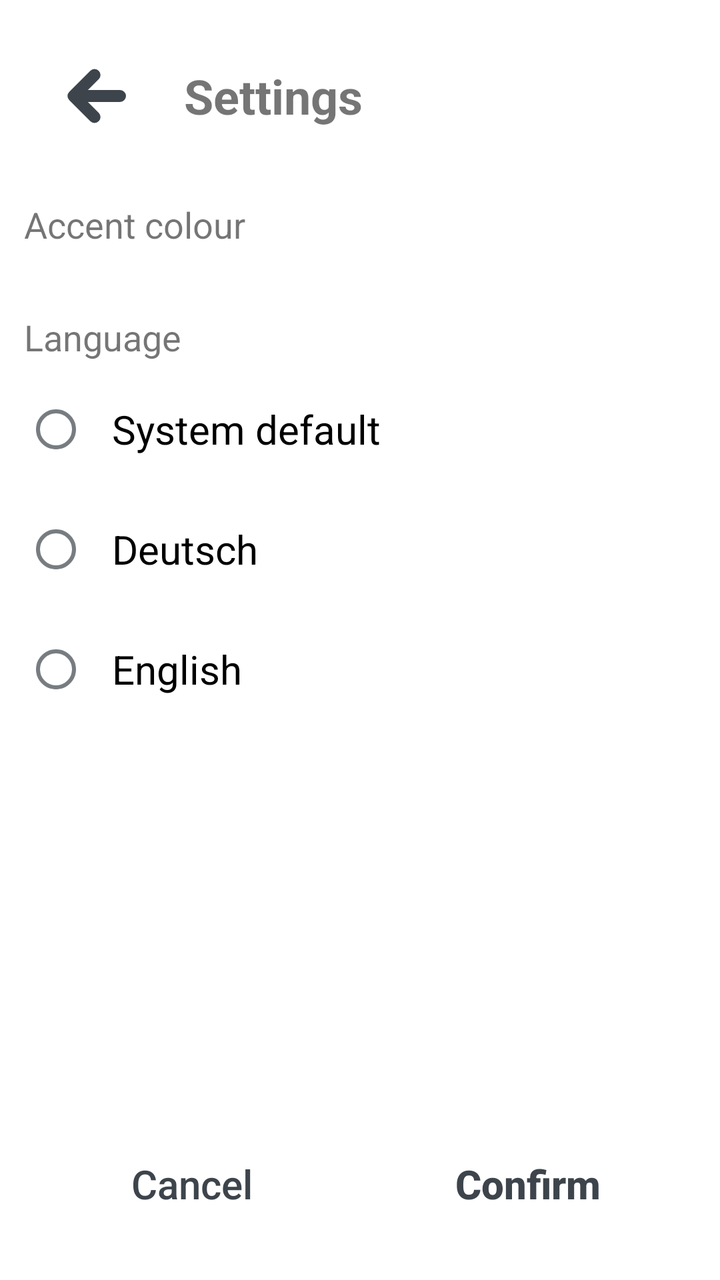
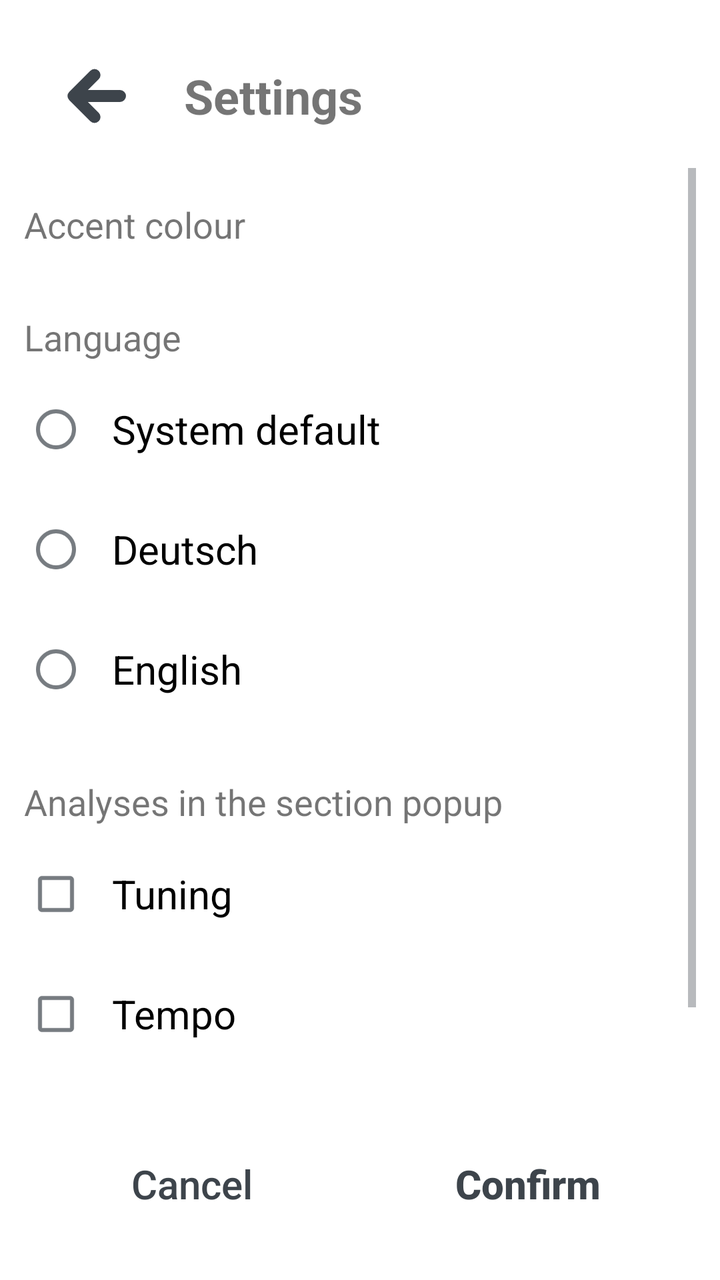

Before-and-after screenshots of an Android layout around one commit, followed by the original layout XML and the change that was made.
<!-- AndroidManifest.xml: application theme Theme.App -->
<!-- res/layout/activity_settings.xml -->
<?xml version="1.0" encoding="utf-8"?>
<LinearLayout xmlns:android="http://schemas.android.com/apk/res/android"
    android:layout_width="match_parent"
    android:layout_height="match_parent"
    android:fitsSystemWindows="true"
    android:orientation="vertical"
    android:padding="12dp">

    <LinearLayout
        android:layout_width="match_parent"
        android:layout_height="@dimen/top_height"
        android:gravity="center_vertical"
        android:orientation="horizontal">

        <ImageButton
            android:id="@+id/btnBack"
            style="@style/IconButton"
            android:layout_width="72dp"
            android:layout_height="match_parent"
            android:contentDescription="@string/cd_back"
            android:padding="18dp"
            android:src="@drawable/ic_back" />

        <TextView
            android:layout_width="0dp"
            android:layout_height="wrap_content"
            android:layout_weight="1"
            android:paddingStart="8dp"
            android:text="@string/settings"
            android:textSize="24sp"
            android:textStyle="bold" />
    </LinearLayout>

    <ScrollView
        android:layout_width="match_parent"
        android:layout_height="0dp"
        android:layout_weight="1">

        <LinearLayout
            android:layout_width="match_parent"
            android:layout_height="wrap_content"
            android:orientation="vertical">

            <TextView
                android:layout_width="match_parent"
                android:layout_height="wrap_content"
                android:layout_marginTop="16dp"
                android:layout_marginBottom="8dp"
                android:text="@string/accent_color"
                android:textSize="18sp" />

            <GridLayout
                android:id="@+id/swatches"
                android:layout_width="match_parent"
                android:layout_height="wrap_content"
                android:columnCount="4" />

            <TextView
                android:layout_width="match_parent"
                android:layout_height="wrap_content"
                android:layout_marginTop="24dp"
                android:layout_marginBottom="4dp"
                android:text="@string/language"
                android:textSize="18sp" />

            <RadioGroup
                android:id="@+id/languageGroup"
                android:layout_width="match_parent"
                android:layout_height="wrap_content"
                android:orientation="vertical">

                <RadioButton
                    android:id="@+id/langSystem"
                    style="@style/LanguageOption"
                    android:text="@string/language_system" />

                <RadioButton
                    android:id="@+id/langDe"
                    style="@style/LanguageOption"
                    android:text="@string/language_de" />

                <RadioButton
                    android:id="@+id/langEn"
                    style="@style/LanguageOption"
                    android:text="@string/language_en" />
            </RadioGroup>
        </LinearLayout>
    </ScrollView>

    
    <LinearLayout
        android:layout_width="match_parent"
        android:layout_height="@dimen/top_height"
        android:layout_marginTop="8dp"
        android:orientation="horizontal">

        <Button
            android:id="@+id/btnCancel"
            style="@style/DialogButton"
            android:text="@string/cancel" />

        <Button
            android:id="@+id/btnConfirm"
            style="@style/DialogButton"
            android:text="@string/confirm"
            android:textStyle="bold" />
    </LinearLayout>
</LinearLayout>
<!-- resources referenced by this layout -->
<resources>
  <dimen name="top_height">72dp</dimen>
  <!-- drawable ic_back (drawable) -->
  <?xml version="1.0" encoding="utf-8"?>
  <vector xmlns:android="http://schemas.android.com/apk/res/android"
      android:width="24dp"
      android:height="24dp"
      android:viewportWidth="24"
      android:viewportHeight="24">
      <path android:strokeColor="#FF000000" android:strokeLineCap="round" android:strokeLineJoin="round" android:strokeWidth="4" android:pathData="M20,12H5 M11.5,5L4.5,12L11.5,19" />
  </vector>
  <string name="accent_color">Accent colour</string>
  <string name="cancel">Cancel</string>
  <string name="cd_back">Back</string>
  <string name="confirm">Confirm</string>
  <string name="language">Language</string>
  <string name="language_de" translatable="false">Deutsch</string>
  <string name="language_en" translatable="false">English</string>
  <string name="language_system">System default</string>
  <string name="settings">Settings</string>
  <style name="DialogButton" parent="Widget.AppCompat.Button.Borderless">
          <item name="android:layout_width">0dp</item>
          <item name="android:layout_height">match_parent</item>
          <item name="android:layout_weight">1</item>
          <item name="android:textSize">20sp</item>
          <item name="android:textAllCaps">false</item>
          <item name="android:textColor">?android:attr/textColorPrimary</item>
      </style>
  <style name="IconButton" parent="Widget.AppCompat.ImageButton">
          <item name="android:background">?android:attr/selectableItemBackgroundBorderless</item>
          <item name="android:scaleType">fitCenter</item>
          <item name="android:padding">5dp</item>
          <item name="android:tint">?android:attr/textColorPrimary</item>
      </style>
  <style name="LanguageOption" parent="Widget.AppCompat.CompoundButton.RadioButton">
          <item name="android:layout_width">match_parent</item>
          <item name="android:layout_height">wrap_content</item>
          <item name="android:minHeight">60dp</item>
          <item name="android:paddingStart">12dp</item>
          <item name="android:textSize">20sp</item>
      </style>
  <style name="Theme.App" parent="Theme.AppCompat.DayNight.NoActionBar">
          <item name="android:windowBackground">@color/surface</item>
          <item name="android:statusBarColor">@color/surface</item>
          <item name="android:windowLightStatusBar">true</item>
          
          <item name="android:textColorPrimary">@color/text_primary</item>
          <item name="android:textColorSecondary">@color/text_secondary</item>
      </style>
  <color name="surface">#FFFFFF</color>
</resources>

<!-- the commit's change to res/layout/activity_settings.xml (unified diff, before → after) -->
@@ -84,6 +84,29 @@
                     style="@style/LanguageOption"
                     android:text="@string/language_en" />
             </RadioGroup>
+
+            <TextView
+                android:layout_width="match_parent"
+                android:layout_height="wrap_content"
+                android:layout_marginTop="24dp"
+                android:layout_marginBottom="4dp"
+                android:text="@string/analyses"
+                android:textSize="18sp" />
+
+            <CheckBox
+                android:id="@+id/analysisTuning"
+                style="@style/AnalysisOption"
+                android:text="@string/an_tuning" />
+
+            <CheckBox
+                android:id="@+id/analysisTempo"
+                style="@style/AnalysisOption"
+                android:text="@string/an_tempo" />
+
+            <CheckBox
+                android:id="@+id/analysisKey"
+                style="@style/AnalysisOption"
+                android:text="@string/an_key" />
         </LinearLayout>
     </ScrollView>
 
<!-- resource entries referenced after the edit -->
@@ -11,6 +11,10 @@
       <path android:strokeColor="#FF000000" android:strokeLineCap="round" android:strokeLineJoin="round" android:strokeWidth="4" android:pathData="M20,12H5 M11.5,5L4.5,12L11.5,19" />
   </vector>
   <string name="accent_color">Accent colour</string>
+  <string name="an_key">Key</string>
+  <string name="an_tempo">Tempo</string>
+  <string name="an_tuning">Tuning</string>
+  <string name="analyses">Analyses in the section popup</string>
   <string name="cancel">Cancel</string>
   <string name="cd_back">Back</string>
   <string name="confirm">Confirm</string>
@@ -19,6 +23,13 @@
   <string name="language_en" translatable="false">English</string>
   <string name="language_system">System default</string>
   <string name="settings">Settings</string>
+  <style name="AnalysisOption" parent="Widget.AppCompat.CompoundButton.CheckBox">
+          <item name="android:layout_width">match_parent</item>
+          <item name="android:layout_height">wrap_content</item>
+          <item name="android:minHeight">60dp</item>
+          <item name="android:paddingStart">12dp</item>
+          <item name="android:textSize">20sp</item>
+      </style>
   <style name="DialogButton" parent="Widget.AppCompat.Button.Borderless">
           <item name="android:layout_width">0dp</item>
           <item name="android:layout_height">match_parent</item>
